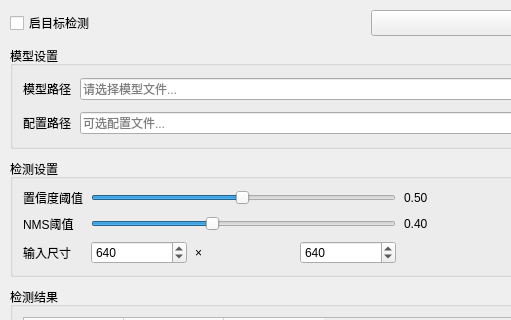
The window that ui/tabs/object_detection_tab.ui (xiaoyuan1021/MyTool) describes before a commit, drawn with Qt 5; both pictures show x 0 to 511 and y 0 to 320 of the 732 by 436 pixel window.
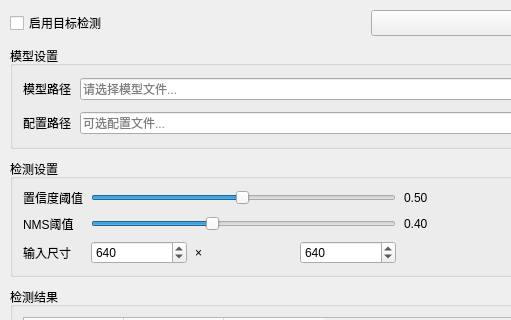
The same window after the commit.

The edit to the form file:
```diff
--- a/ui/tabs/object_detection_tab.ui
+++ b/ui/tabs/object_detection_tab.ui
@@ -34,7 +34,7 @@
      <item>
       <widget class="QCheckBox" name="chk_enableObjectDetection">
        <property name="text">
-        <string>启目标检测</string>
+        <string>启用目标检测</string>
        </property>
       </widget>
      </item>
```
